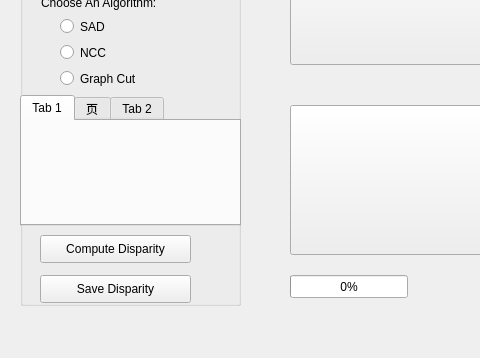
gonglixue/stereo, file StereoQt/stereoqt.ui: the form before one commit; both pictures show x 0 to 480 and y 142 to 500 of the 988 by 500 pixel window.
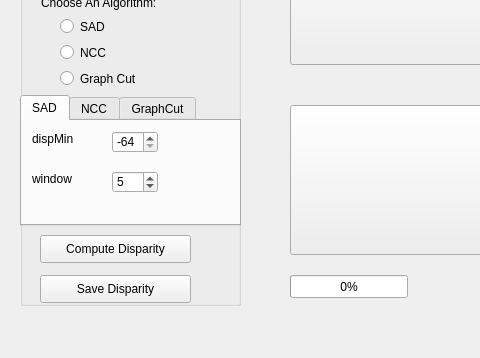
The form after the commit. The open tabs and pages were chosen to show the change.

What changed in the file:
```diff
--- a/StereoQt/stereoqt.ui
+++ b/StereoQt/stereoqt.ui
@@ -147,17 +147,78 @@
        <string>&lt;html&gt;&lt;head/&gt;&lt;body&gt;&lt;p&gt;SAD 参数&lt;/p&gt;&lt;/body&gt;&lt;/html&gt;</string>
       </property>
       <attribute name="title">
-       <string>Tab 1</string>
+       <string>SAD</string>
       </attribute>
+      <widget class="QLabel" name="label_4">
+       <property name="geometry">
+        <rect>
+         <x>10</x>
+         <y>10</y>
+         <width>72</width>
+         <height>15</height>
+        </rect>
+       </property>
+       <property name="text">
+        <string>dispMin</string>
+       </property>
+      </widget>
+      <widget class="QSpinBox" name="dispMinSpinBox_2">
+       <property name="geometry">
+        <rect>
+         <x>90</x>
+         <y>10</y>
+         <width>46</width>
+         <height>22</height>
+        </rect>
+       </property>
+       <property name="minimum">
+        <number>-64</number>
+       </property>
+       <property name="maximum">
+        <number>0</number>
+       </property>
+       <property name="value">
+        <number>-64</number>
+       </property>
+      </widget>
+      <widget class="QLabel" name="label_5">
+       <property name="geometry">
+        <rect>
+         <x>10</x>
+         <y>50</y>
+         <width>72</width>
+         <height>15</height>
+        </rect>
+       </property>
+       <property name="text">
+        <string>window</string>
+       </property>
+      </widget>
+      <widget class="QSpinBox" name="winSpinBox">
+       <property name="geometry">
+        <rect>
+         <x>90</x>
+         <y>50</y>
+         <width>46</width>
+         <height>22</height>
+        </rect>
+       </property>
+       <property name="maximum">
+        <number>9</number>
+       </property>
+       <property name="value">
+        <number>5</number>
+       </property>
+      </widget>
      </widget>
      <widget class="QWidget" name="nccTab">
       <attribute name="title">
-       <string>页</string>
+       <string>NCC</string>
       </attribute>
      </widget>
      <widget class="QWidget" name="gcTab">
       <attribute name="title">
-       <string>Tab 2</string>
+       <string>GraphCut</string>
       </attribute>
       <widget class="QSpinBox" name="dispMinSpinBox">
        <property name="geometry">
```
Left out of the diff: 67 changed lines with no effect on the pictures.
